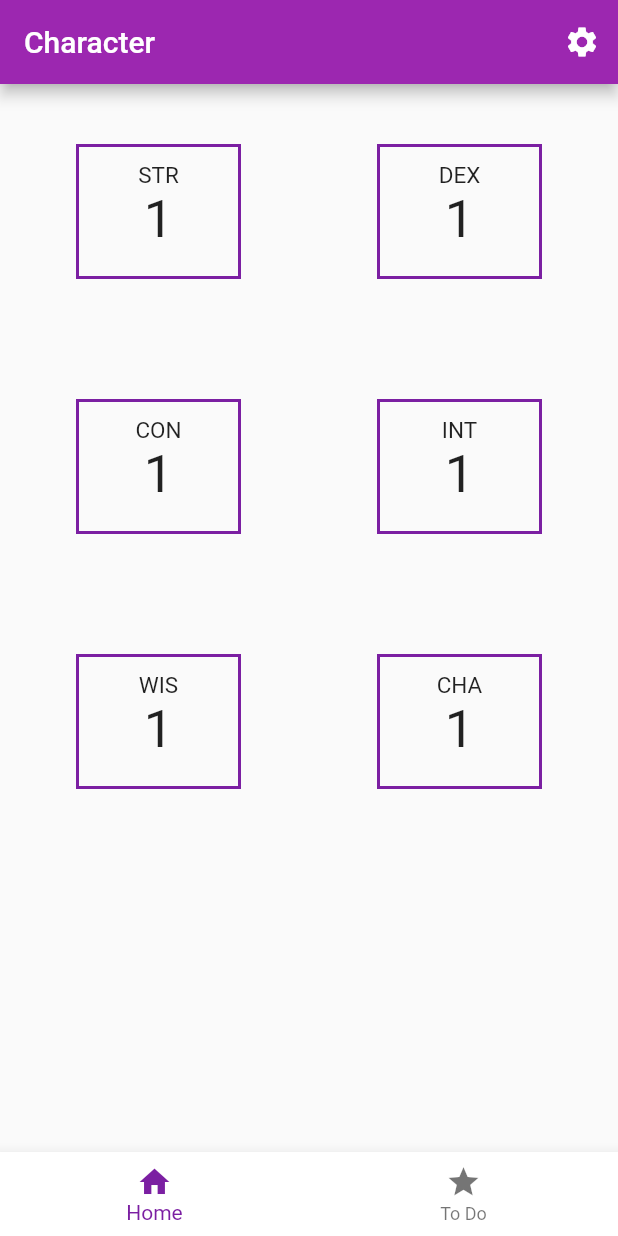
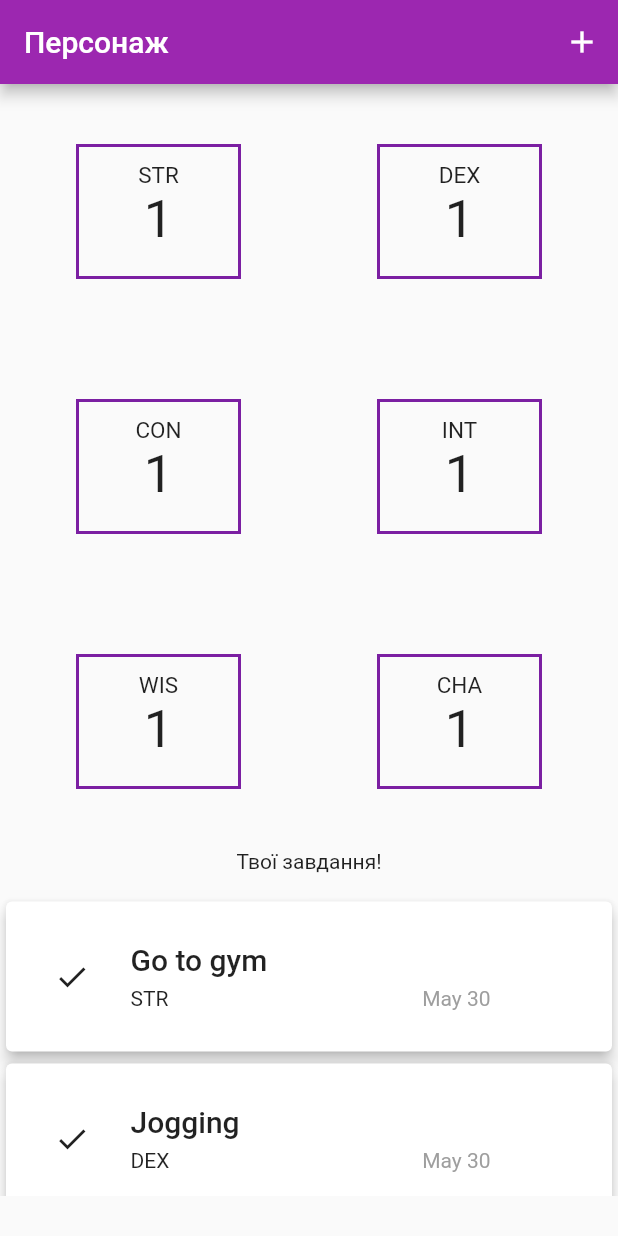
Before and after one commit to YulianMaks/dnd_d, a Flutter app: the screen it shows after launch, on a phone screen of 412 x 824 dp. Run offline on Flutter 3.47's test engine with Material 2 defaults, Android fonts, the phone set to English and light mode, and no system bars.

Commit message:
everything is is one screen, pashe bez back

```diff
--- a/lib/main.dart
+++ b/lib/main.dart
@@ -35,52 +35,32 @@ class Homepage extends StatefulWidget {
 }
 
 class _HomePageState extends State<Homepage> {
-  int _selectedPage = 0;
-
-  static const TextStyle optionStyle =
-      TextStyle(fontSize: 30, fontWeight: FontWeight.bold);
-
-  static const List<Widget> _widgetOptions = <Widget>[
-    MainScreen(),
-    QuestPage(),
-    //DailyPage(),
-  ];
-
-  void _onItemTapped(int index) {
-    setState(() {
-      _selectedPage = index;
-    });
-  }
-
   @override
   Widget build(BuildContext context) {
-    return Scaffold(
-      // // appBar: AppBar(
-      // //   title: const Text('BottomNavigationBar Sample'),
-      // ),
-      body: Center(
-        child: _widgetOptions.elementAt(_selectedPage),
-      ),
-      bottomNavigationBar: BottomNavigationBar(
-        backgroundColor: Colors.white,
-        items: const <BottomNavigationBarItem>[
-          BottomNavigationBarItem(
-            icon: Icon(Icons.home),
-            label: 'Home',
-          ),
-          BottomNavigationBarItem(
-            icon: Icon(Icons.star),
-            label: 'To Do',
-          ),
-          // BottomNavigationBarItem(
-          //   icon: Icon(Icons.calendar_month),
-          //   label: 'Daily',
-          // ),
-        ],
-        currentIndex: _selectedPage,
-        selectedItemColor: Theme.of(context).primaryColorDark,
-        onTap: _onItemTapped,
-      ),
-    );
+    // return MaterialApp(
+    //   theme: ThemeData(primarySwatch: Colors.purple),
+    //   home: Scaffold(
+    //     appBar: AppBar(
+    //       title: const Text('Персонаж'),
+    //       actions: [
+    //         IconButton(
+    //           onPressed: () {
+    //             print('settings key pressed');
+    //           },
+    //           icon: const Icon(Icons.add),
+    //         ),
+    //       ],
+    //     ),
+    //     body: SingleChildScrollView(
+    //       child: Column(
+    //         children: [
+    //           MainScreen(),
+    //           // QuestPage(),
+    //         ],
+    //       ),
+    //     ),
+    //   ),
+    // );
+    return MainScreen();
   }
 }
--- a/lib/models/quest.dart
+++ b/lib/models/quest.dart
@@ -5,15 +5,15 @@ final formatter = DateFormat.MMMd();
 
 const uuid = Uuid();
 
-enum Stat { str, dex, con, int, wis, cha }
+enum QuestStat { str, dex, con, int, wis, cha }
 
 const nameOfStat = {
-  Stat.str: "STR",
-  Stat.dex: "DEX",
-  Stat.con: "CON",
-  Stat.int: "INT",
-  Stat.wis: "WIS",
-  Stat.cha: "CHA",
+  QuestStat.str: "STR",
+  QuestStat.dex: "DEX",
+  QuestStat.con: "CON",
+  QuestStat.int: "INT",
+  QuestStat.wis: "WIS",
+  QuestStat.cha: "CHA",
 };
 
 class Quest {
@@ -26,7 +26,7 @@ class Quest {
   final String name;
   final String id;
   final DateTime date;
-  final Stat stat;
+  final QuestStat stat;
 
   String get formattedDate {
     return formatter.format(date);
--- a/lib/quests/quest_item.dart
+++ b/lib/quests/quest_item.dart
@@ -3,8 +3,10 @@ import 'package:flutter/material.dart';
 import '../models/quest.dart';
 
 class QuestItem extends StatelessWidget {
-  const QuestItem({super.key, required this.quest});
+  const QuestItem(
+      {super.key, required this.quest, required this.completeQuest});
   final Quest quest;
+  final Function(Quest quest) completeQuest;
 
   @override
   Widget build(BuildContext context) {
@@ -18,6 +20,7 @@ class QuestItem extends StatelessWidget {
               IconButton(
                   onPressed: () {
                     print('complete quest');
+                    completeQuest(quest);
                   },
                   icon: Icon(Icons.done_sharp)),
               SizedBox(
--- a/lib/quests/quest_list.dart
+++ b/lib/quests/quest_list.dart
@@ -9,21 +9,28 @@ class QuestList extends StatelessWidget {
     required this.quests,
     super.key,
     required this.onDeleteQuest,
+    required this.onCompleteQuest,
   });
 
   final List<Quest> quests;
   final void Function(Quest quest) onDeleteQuest;
+  final void Function(Quest quest) onCompleteQuest;
+  // final Function onCompleteQuest;
 
   @override
   Widget build(BuildContext context) {
-    return ListView.builder(
+    return SizedBox(
+      height: 200,
+      child: ListView.builder(
         itemCount: quests.length,
         itemBuilder: (ctx, index) => Dismissible(
           key: ValueKey(quests[index]),
           onDismissed: (direction) {
             onDeleteQuest(quests[index]);
           },
-        child: QuestItem(quest: quests[index]),
+          child:
+              QuestItem(quest: quests[index], completeQuest: onCompleteQuest),
+        ),
       ),
     );
   }
--- a/lib/screens/mainpage.dart
+++ b/lib/screens/mainpage.dart
@@ -1,9 +1,13 @@
 import 'package:flutter/material.dart';
 
-import '../mainScreen/name.dart';
+// import '../mainScreen/name.dart';
 // import '../stats/userStr.dart';
 import '../stats/userStat.dart';
 // import '../models/user.dart';
+// import '../screens/questpage.dart';
+import '../quests/new_quest.dart';
+import '../models/quest.dart';
+import '../quests/quest_list.dart';
 
 class MainScreen extends StatefulWidget {
   const MainScreen({super.key});
@@ -13,58 +17,185 @@ class MainScreen extends StatefulWidget {
 }
 
 class _MainScreenState extends State<MainScreen> {
+  final List<Quest> _addedQuest = [
+    Quest(name: "Go to gym", date: DateTime.now(), stat: QuestStat.str),
+    Quest(name: "Jogging", date: DateTime.now(), stat: QuestStat.dex),
+  ];
+
+  var userStr = 1;
+  var userDex = 1;
+  var userCon = 1;
+  var userInt = 1;
+  var userWis = 1;
+  var userCha = 1;
+
+  var strCounter = 0;
+  var dexCounter = 0;
+  var conCounter = 0;
+  var intCounter = 0;
+  var wisCounter = 0;
+  var chaCounter = 0;
+
+  void _addNewQuest(Quest quest) {
+    setState(() {
+      _addedQuest.add(quest);
+    });
+  }
+
+  void _deleteQuest(Quest quest) {
+    setState(() {
+      _addedQuest.remove(quest);
+      print(quest.stat);
+    });
+  }
+
+  void modalQuestFields(BuildContext ctx) {
+    showModalBottomSheet(
+        isScrollControlled: true,
+        context: context,
+        builder: (ctx) {
+          // return GestureDetector(
+          //     onTap: () {},
+          //     behavior: HitTestBehavior.opaque,
+          //     child: Text('loh'));
+          return NewQuest(onAddNewQuest: _addNewQuest);
+        });
+  }
+
+  void completeQuest(Quest quest) {
+    switch (quest.stat) {
+      case QuestStat.str:
+        {
+          strCounter++;
+          if (strCounter == 20) {
+            setState(() {
+              userStr++;
+              strCounter = 0;
+            });
+          }
+        }
+        break;
+      case QuestStat.dex:
+        {
+          dexCounter++;
+          if (dexCounter == 20) {
+            setState(() {
+              userDex++;
+              dexCounter = 0;
+            });
+          }
+        }
+        break;
+      case QuestStat.con:
+        {
+          conCounter++;
+          if (conCounter == 20) {
+            setState(() {
+              userCon++;
+              conCounter = 0;
+            });
+          }
+        }
+        break;
+      case QuestStat.int:
+        {
+          intCounter++;
+          if (intCounter == 20) {
+            setState(() {
+              userInt++;
+              intCounter = 0;
+            });
+          }
+        }
+        break;
+      case QuestStat.wis:
+        {
+          wisCounter++;
+          if (wisCounter == 20) {
+            setState(() {
+              userWis++;
+              wisCounter = 0;
+            });
+          }
+        }
+        break;
+      case QuestStat.cha:
+        {
+          chaCounter++;
+          if (chaCounter == 20) {
+            setState(() {
+              userCha++;
+              chaCounter = 0;
+            });
+          }
+        }
+        break;
+    }
+
+    // setState(() {
+    //   userStr += 1;
+    // });
+    _deleteQuest(quest);
+  }
+
   @override
   Widget build(BuildContext context) {
     return MaterialApp(
       theme: ThemeData(primarySwatch: Colors.purple),
       home: Scaffold(
         appBar: AppBar(
-          //backgroundColor: ,
-          title: const Text('Character'),
+          title: const Text('Персонаж'),
           actions: [
             IconButton(
               onPressed: () {
-                print('settings key pressed');
+                print('add quest key pressed');
+                modalQuestFields(context);
               },
-              icon: const Icon(Icons.settings),
+              icon: const Icon(Icons.add),
             ),
           ],
         ),
-        body: Column(
+        body: SingleChildScrollView(
+          child: Column(
             // mainAxisAlignment: MainAxisAlignment.spaceEvenly,
             // crossAxisAlignment: CrossAxisAlignment.center,
             children: [
               Row(
-              mainAxisAlignment: MainAxisAlignment.spaceBetween,
+                mainAxisAlignment: MainAxisAlignment.spaceEvenly,
+                // crossAxisAlignment: CrossAxisAlignment.start,
                 children: [
-                // CharacterName('Sollin'),
+                  UserStat('STR', userStr, Stat.str),
+                  UserStat('DEX', userDex, Stat.dex),
                 ],
               ),
               Row(
                 mainAxisAlignment: MainAxisAlignment.spaceEvenly,
                 // crossAxisAlignment: CrossAxisAlignment.start,
                 children: [
-                UserStat('STR', 1, Stat.str),
-                UserStat('DEX', 1, Stat.dex),
+                  UserStat('CON', userCon, Stat.con),
+                  UserStat('INT', userInt, Stat.int),
                 ],
               ),
               Row(
                 mainAxisAlignment: MainAxisAlignment.spaceEvenly,
                 // crossAxisAlignment: CrossAxisAlignment.start,
                 children: [
-                UserStat('CON', 1, Stat.con),
-                UserStat('INT', 1, Stat.int),
+                  UserStat('WIS', userWis, Stat.wis),
+                  UserStat('CHA', userCha, Stat.cha),
                 ],
               ),
-            Row(
-              mainAxisAlignment: MainAxisAlignment.spaceEvenly,
-              // crossAxisAlignment: CrossAxisAlignment.start,
-              children: [
-                UserStat('WIS', 1, Stat.wis),
-                UserStat('CHA', 1, Stat.cha),
-              ],
+              const Text('Твої завдання!'),
+              const SizedBox(
+                height: 15,
+              ),
+              // QuestPage(addedQuest: _addedQuest, deleteQuest: _deleteQuest),
+              QuestList(
+                quests: _addedQuest,
+                onDeleteQuest: _deleteQuest,
+                onCompleteQuest: completeQuest,
               )
             ],
+          ),
         ),
       ),
     );
--- a/lib/stats/userStat.dart
+++ b/lib/stats/userStat.dart
@@ -39,7 +39,8 @@ class _UserStatState extends State<UserStat> {
         margin: EdgeInsets.all(40),
         child: Column(
           children: [
-            Text(widget.statName, style: TextStyle(fontSize: 15)),
+            Text(widget.stat.name.toUpperCase(),
+                style: TextStyle(fontSize: 15)),
             Text(widget.statValue.toString(), style: TextStyle(fontSize: 35)),
           ],
         ),
```
Also changed, not shown: lib/quests/new_quest.dart (+6 -3 lines), lib/screens/questpage.dart (+37 -58 lines). Lines whose indentation alone changed are shown as unchanged.
